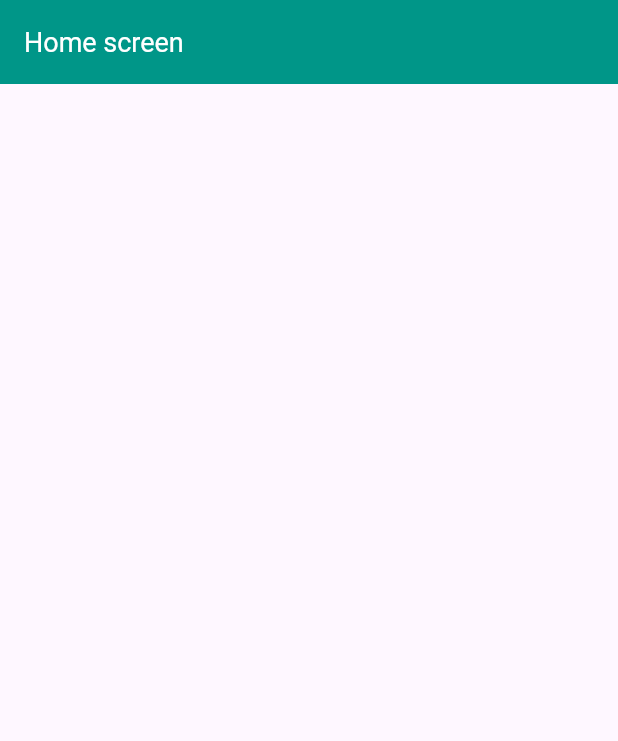
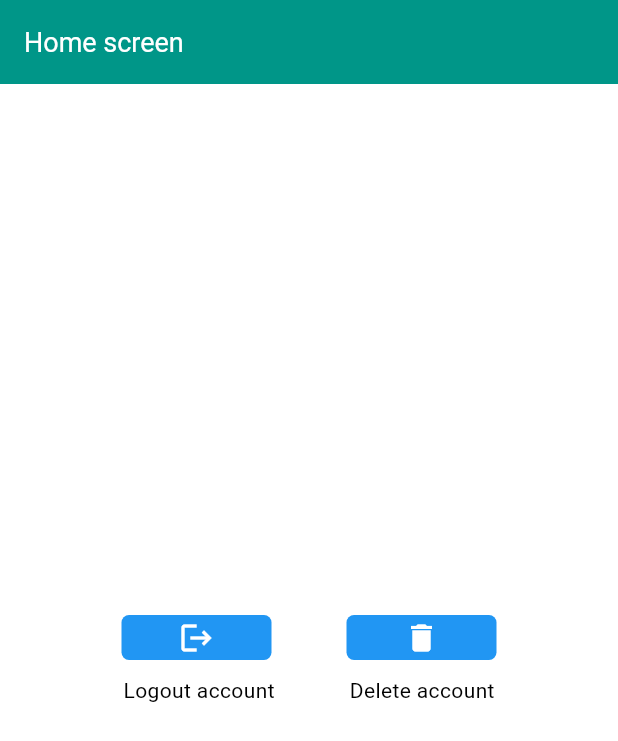
Before and after one commit to Malik399758/Firebase_batch40, a Flutter app: the HomeScreen screen opened directly, on a phone screen of 412 x 824 dp. Shown: the top 741 px of the screen. Run offline on Flutter 3.47's test engine with Material 3 defaults, Android fonts, the phone set to English and light mode, and no system bars; our stand-ins replace cloud_firestore, firebase_auth, firebase_core; accounts and stored records are empty; network calls fail.

Commit message:
Logout and Delete account.

```diff
--- a/lib/sign_up_screen.dart
+++ b/lib/sign_up_screen.dart
@@ -1,5 +1,6 @@
 import 'package:firebase_auth/firebase_auth.dart';
 import 'package:firebase_batch40/views/auth_module/log_in.dart';
+import 'package:firebase_batch40/views/home_module/home_screen.dart';
 import 'package:flutter/material.dart';
 
 class SignUpScreen extends StatefulWidget {
@@ -64,6 +65,8 @@ class _SignUpScreenState extends State<SignUpScreen> {
                           backgroundColor: Colors.green,
                           content: Text('Account Created Sucessfull!')));
 
+                  Navigator.pushReplacement(context, MaterialPageRoute(builder: (context) => HomeScreen()));
+
                   print('User id -------->${userId.user!.uid}');
                   setState(() {
                     isLoading = false;
--- a/lib/views/firebasefirestore/firestore_screen.dart
+++ b/lib/views/firebasefirestore/firestore_screen.dart
@@ -32,6 +32,22 @@ class _FirestoreScreenState extends State<FirestoreScreen> {
     } catch(e){
       print('Upload data issue !! -------->$e');
     }
+  }
+
+  Future<void> delete()async{
+    await FirebaseAuth.instance.signOut();
+    ScaffoldMessenger.of(context).showSnackBar(SnackBar(content: Text('Sign out')));
+  }
+
+  Future<void> delete1()async{
+    User? user = await FirebaseAuth.instance.currentUser;
+    if(user != null){
+      await user.delete();
+      ScaffoldMessenger.of(context).showSnackBar(SnackBar(content: Text('delete out')));
+    }else{
+      print('User not exists');
+    }
+
   }
 
 
@@ -138,9 +154,9 @@ class _FirestoreScreenState extends State<FirestoreScreen> {
                   borderRadius: BorderRadius.circular(12),
                   color: Colors.blue
                 ),
-                child: isLoading ? Center(child: CircularProgressIndicator()) : Center(child: Text('Register',style: TextStyle(color: Colors.white,fontSize: 18,fontWeight: FontWeight.w600),)),
+                child: isLoading ? Center(child: CircularProgressIndicator(color: Colors.white,)) : Center(child: Text('Register',style: TextStyle(color: Colors.white,fontSize: 18,fontWeight: FontWeight.w600),)),
               ),
-            )
+            ),
           ],
         ),
       ),
--- a/lib/views/home_module/home_screen.dart
+++ b/lib/views/home_module/home_screen.dart
@@ -1,3 +1,5 @@
+import 'package:firebase_auth/firebase_auth.dart';
+import 'package:firebase_batch40/views/auth_module/log_in.dart';
 import 'package:flutter/material.dart';
 
 class HomeScreen extends StatefulWidget {
@@ -8,6 +10,46 @@ class HomeScreen extends StatefulWidget {
 }
 
 class _HomeScreenState extends State<HomeScreen> {
+
+  final currentUserId = FirebaseAuth.instance.currentUser;
+
+
+  // Logout
+
+  Future<void> logoutAccount()async{
+    try{
+      await FirebaseAuth.instance.signOut();
+      ScaffoldMessenger.of(context).showSnackBar(SnackBar(
+          backgroundColor: Colors.green,
+          content: Text('Logout Successfully!!')));
+    }catch(e){
+      print('Logout issue -------->$e');
+      ScaffoldMessenger.of(context).showSnackBar(SnackBar(
+          backgroundColor: Colors.red,
+          content: Text('Logout Issue please try again!!')));
+    }
+  }
+
+
+  // delete
+
+  Future<void> deleteAccount()async{
+    try{
+      await FirebaseAuth.instance.currentUser!.delete();
+      ScaffoldMessenger.of(context).showSnackBar(SnackBar(
+          backgroundColor: Colors.green,
+          content: Text('Delete account Successfully!!')));
+
+    }catch(e){
+      print('Delete account issue ----->$e');
+      ScaffoldMessenger.of(context).showSnackBar(SnackBar(
+          backgroundColor: Colors.red,
+          content: Text('Delete account issue please try again!!')));
+    }
+  }
+
+
+
   @override
   Widget build(BuildContext context) {
     return Scaffold(
@@ -15,6 +57,62 @@ class _HomeScreenState extends State<HomeScreen> {
         title: Text('Home screen',style: TextStyle(fontSize: 18,color: Colors.white),),
         backgroundColor: Colors.teal,
       ),
+      body: Center(
+        child: Column(
+          mainAxisAlignment: MainAxisAlignment.center,
+          children: [
+            Row(
+              mainAxisAlignment: MainAxisAlignment.center,
+              children: [
+                GestureDetector(
+                  onTap: (){
+                    if(currentUserId!.uid.isNotEmpty){
+                      logoutAccount();
+                      Navigator.pushReplacement(context, MaterialPageRoute(builder: (context) => LoginScreen()));
+                    }
+                  },
+                  child: Container(
+                    width: 100,
+                    height: 30,
+                    decoration: BoxDecoration(
+                        borderRadius: BorderRadius.circular(5),
+                        color: Colors.blue
+                    ),
+                    child: Icon(Icons.logout,color: Colors.white,),
+                  ),
+                ),
+                SizedBox(width: 50,),
+                GestureDetector(
+                  onTap: ()async{
+                    await deleteAccount();
+                    Navigator.pushReplacement(context, MaterialPageRoute(builder: (context) => LoginScreen()));
+                  },
+                  child: Container(
+                    width: 100,
+                    height: 30,
+                    decoration: BoxDecoration(
+                        borderRadius: BorderRadius.circular(5),
+                        color: Colors.blue
+                    ),
+                    child: Icon(Icons.delete,color: Colors.white,),
+                  ),
+                ),
+              ],
+            ),
+            SizedBox(height: 10,),
+            Row(
+              mainAxisAlignment: MainAxisAlignment.center,
+              children: [
+                Text('Logout account'),
+                SizedBox(width: 50,),
+                Text('Delete account'),
+
+              ],
+            )
+
+          ],
+        ),
+      ),
     );
   }
 }
--- /dev/null
+++ b/lib/views/theme_module/theme_define.dart
@@ -0,0 +1,23 @@
+
+
+import 'package:flutter/material.dart';
+
+// Theme define for light theme
+ThemeData lightTheme = ThemeData(
+  brightness: Brightness.light,
+  colorScheme: ColorScheme.light(
+    surface: Colors.white,
+    primary: Colors.black87,
+    secondary: Colors.grey
+  )
+);
+
+// Theme define for dark theme
+ThemeData darkTheme  =  ThemeData(
+  brightness: Brightness.dark,
+  colorScheme: ColorScheme.dark(
+    surface: Colors.black87,
+    primary: Colors.white,
+    secondary: Colors.green
+  )
+);
--- a/pubspec.yaml
+++ b/pubspec.yaml
@@ -38,6 +38,7 @@ dependencies:
   firebase_auth: ^5.5.2
   cloud_firestore: ^5.6.6
   http: ^1.3.0
+  provider: ^6.1.4
 
 dev_dependencies:
   flutter_test:
```
Also changed, not shown: lib/main.dart (+19 -10 lines), lib/views/theme_module/theme_provider.dart (added, +45 -0 lines), lib/views/theme_module/theme_screen.dart (added, +59 -0 lines), pubspec.lock, 1 other file.
